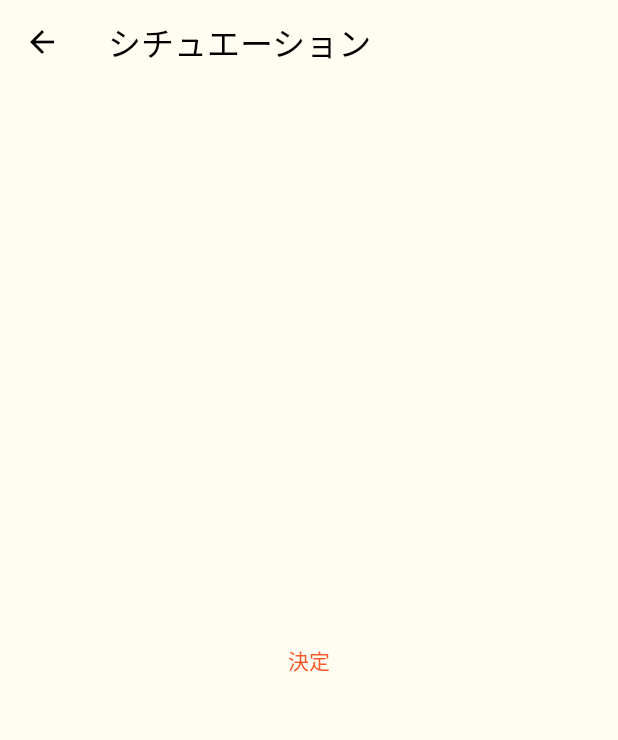
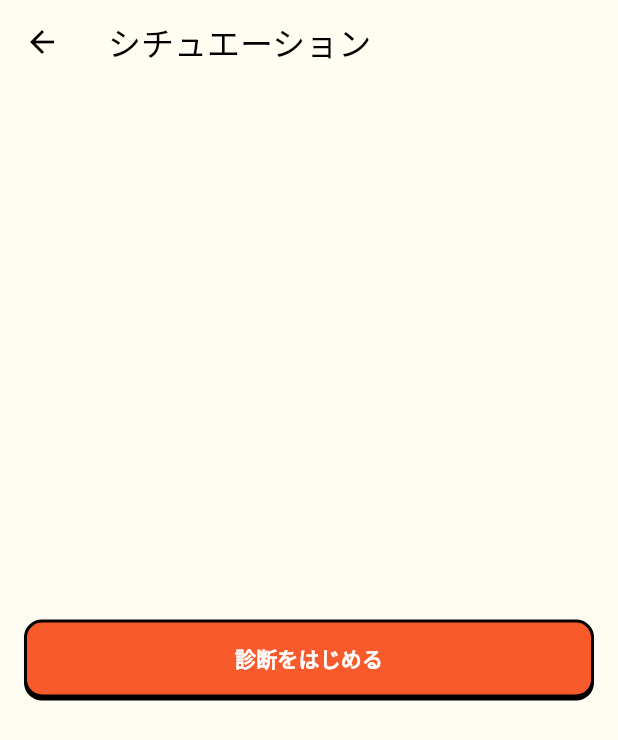
Before and after one commit to OriginMaster2024/origin_master_2024_flutter, a Flutter app: the SituationPage screen opened directly, on a phone screen of 412 x 824 dp. Shown: the top 740 px of the screen. Run offline on Flutter 3.47's test engine with Material 3 defaults, Android fonts, the phone set to English and light mode, and no system bars; our stand-ins replace flutter_hooks, flutter_svg, gap, google_fonts, hooks_riverpod, sensors_plus and 1 more.

Commit message:
Replace text with ActionButton

```diff
--- a/lib/page/situation_page.dart
+++ b/lib/page/situation_page.dart
@@ -1,5 +1,7 @@
 import 'package:flutter/material.dart';
+import 'package:origin_master_2024_flutter/constants/device_size.dart';
 import 'package:origin_master_2024_flutter/page/etude_page.dart';
+import 'package:origin_master_2024_flutter/widgets/action_button.dart';
 
 class SituationPage extends StatelessWidget {
   const SituationPage({super.key});
@@ -19,7 +21,13 @@ class SituationPage extends StatelessWidget {
               ),
             );
           },
-          child: const Text('決定'),
+          child: SizedBox(
+            width: DeviceSize.width - 32,
+            child: ActionButton(
+              onPressed: () {},
+              title: "診断をはじめる",
+            ),
+          ),
         ),
       ),
     );
```
